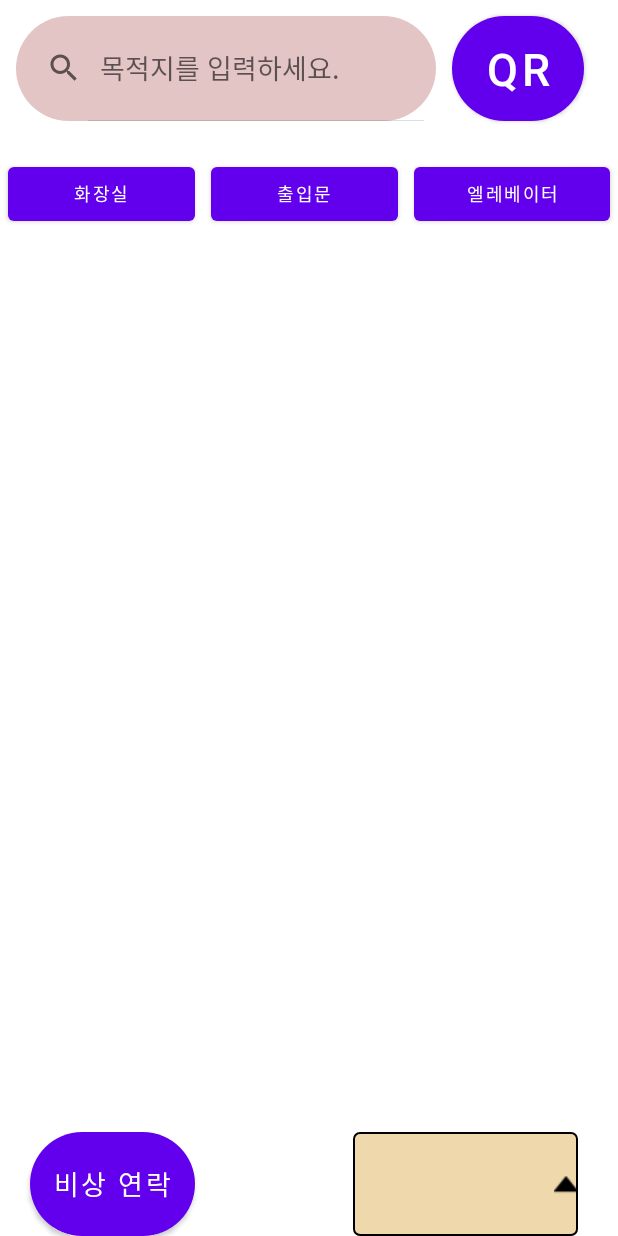
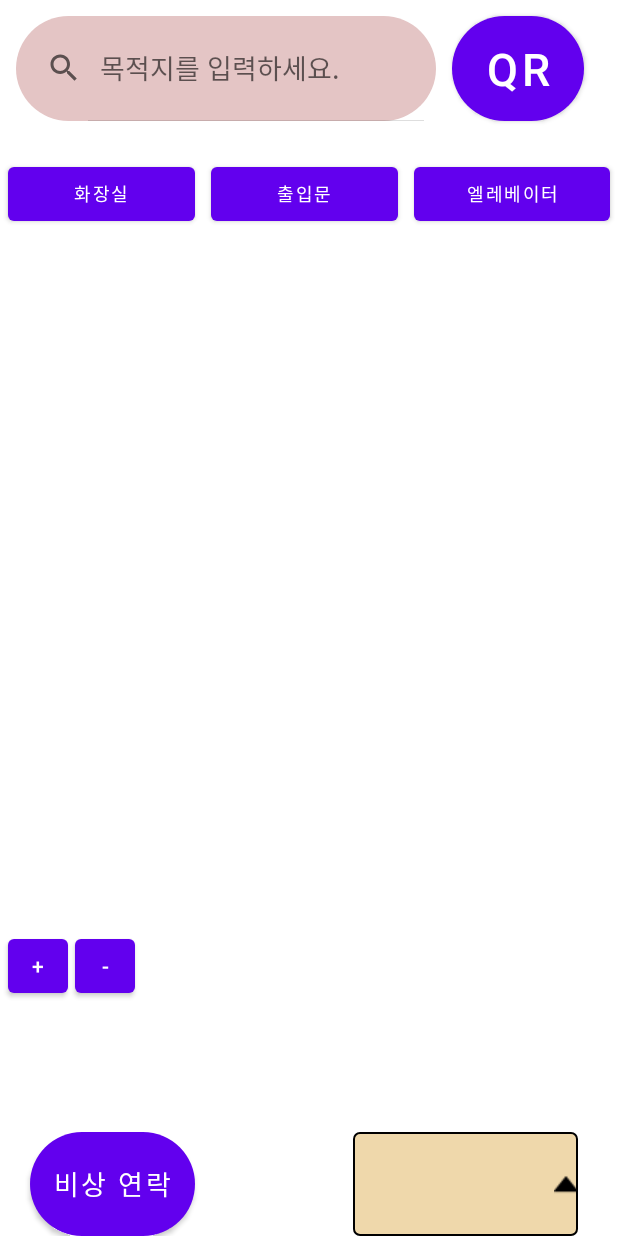
Before and after one commit to kookmin-sw/capstone-2023-41, an Android app: the screen it shows after launch (MainActivity), on a phone screen of 412 x 824 dp. Run offline under Robolectric (Android 15) with nearby library versions, the phone set to English and light mode, and no system bars; libraries missing offline, so code that uses them is left out: com.davemorrissey.labs, com.google.zxing.integration; 6 statements that could not run were skipped.

Commit message:
확대 축소 구현중

```diff
--- a/Wheel_In/app/src/main/res/layout/activity_main.xml
+++ b/Wheel_In/app/src/main/res/layout/activity_main.xml
@@ -222,6 +222,27 @@
 
     </FrameLayout>
 
+    <FrameLayout
+        android:layout_width="match_parent"
+        android:layout_height="match_parent">
+
+            <Button
+                android:layout_width="40dp"
+                android:layout_height="wrap_content"
+                android:layout_marginLeft="5dp"
+                android:layout_marginTop="620dp"
+                android:id="@+id/plus"
+                android:text="+"/>
+
+            <Button
+                android:layout_width="40dp"
+                android:layout_height="wrap_content"
+                android:layout_marginLeft="50dp"
+                android:layout_marginTop="620dp"
+                android:id="@+id/minus"
+                android:text="-"/>
+
+    </FrameLayout>
 
 
     <!--    정보창 전체 레이아웃-->
```
Also changed, not shown: Wheel_In/app/src/main/java/com/example/capstone_kotlin/MainActivity.kt (+49 -17 lines).
